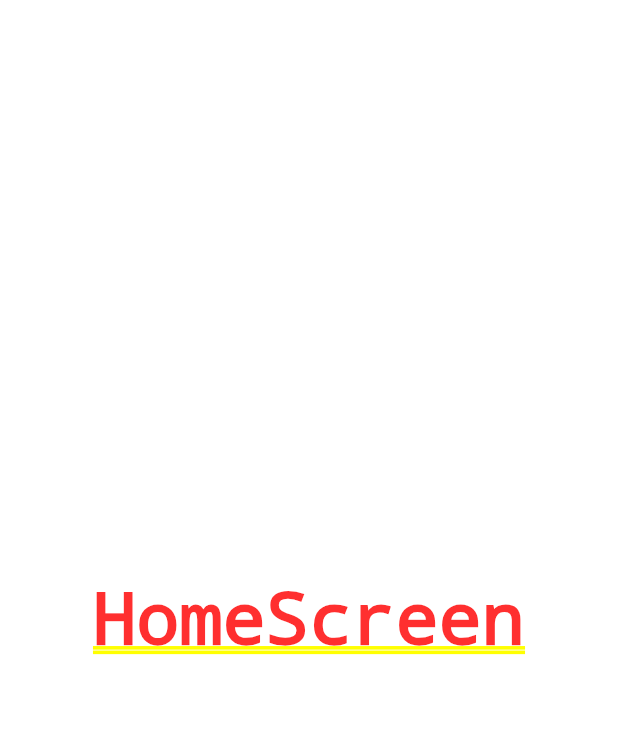
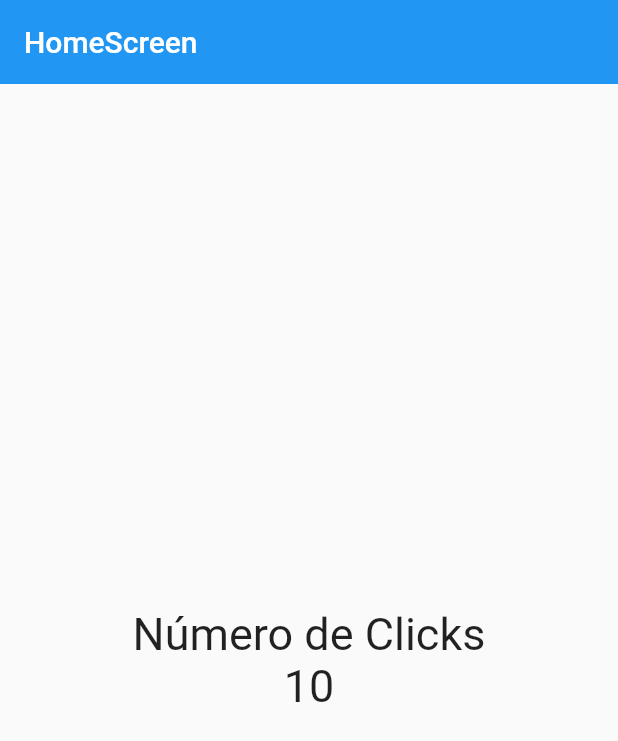
Before and after one commit to RichardWhiteG2/counter_app, a Flutter app: the screen it shows after launch, on a phone screen of 412 x 824 dp. Shown: the top 741 px of the screen. Run offline on Flutter 3.47's test engine with Material 2 defaults, Android fonts, the phone set to English and light mode, and no system bars.

Commit message:
Avance a clase 51 Estilos de textos

```diff
--- a/lib/screens/home_screen.dart
+++ b/lib/screens/home_screen.dart
@@ -6,8 +6,22 @@ class HomeScreen extends StatelessWidget{
 
   @override
   Widget build(BuildContext context) {
-    return const Center(
-      child: Text("HomeScreen")
+    const fontSize30 =  TextStyle(fontSize: 30); //Tamaño de la letra
+    return  Scaffold(
+      appBar: AppBar(
+        title: const Text("HomeScreen"),
+        elevation: 0,
+      ),
+      body:  Center(
+        child: Column(
+          mainAxisAlignment: MainAxisAlignment.center, //alinea hacia abajo
+          //crossAxisAlignment: CrossAxisAlignment.end,                         //Alinea los hijos respecto a el padre.
+          children:  const <Widget>[
+              Text("Número de Clicks", style: fontSize30 ), //fontSize30 utiliza el estilo
+              Text("10", style: fontSize30),
+          ],
+        ),
+      )
     );
   }
 
```
